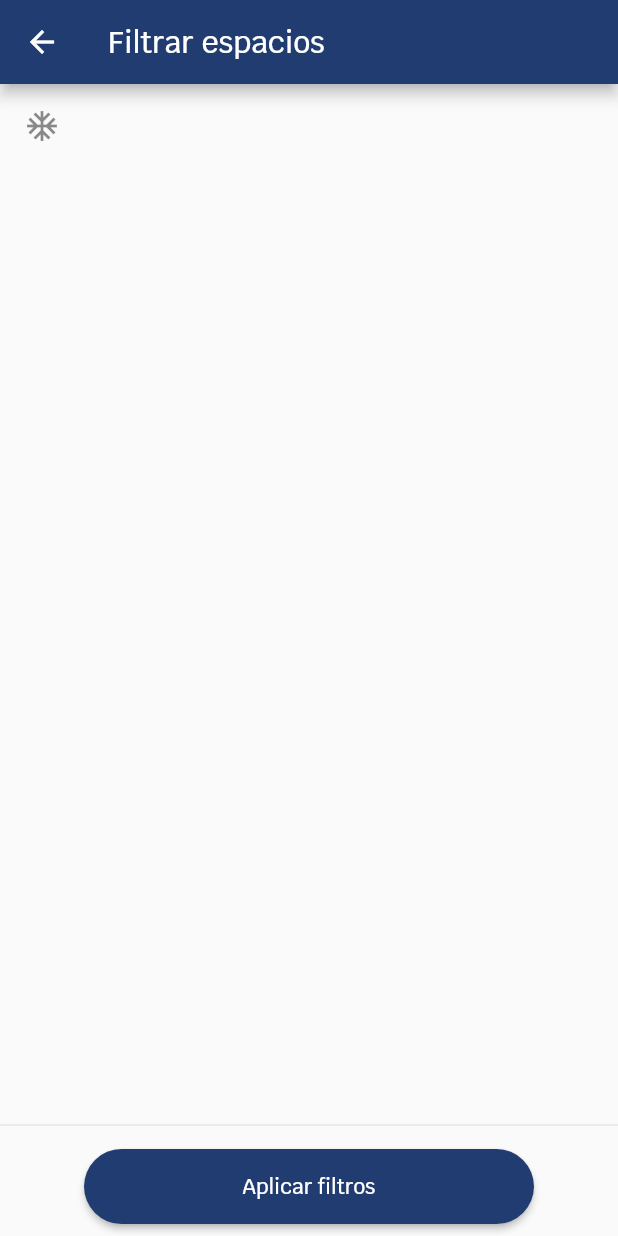
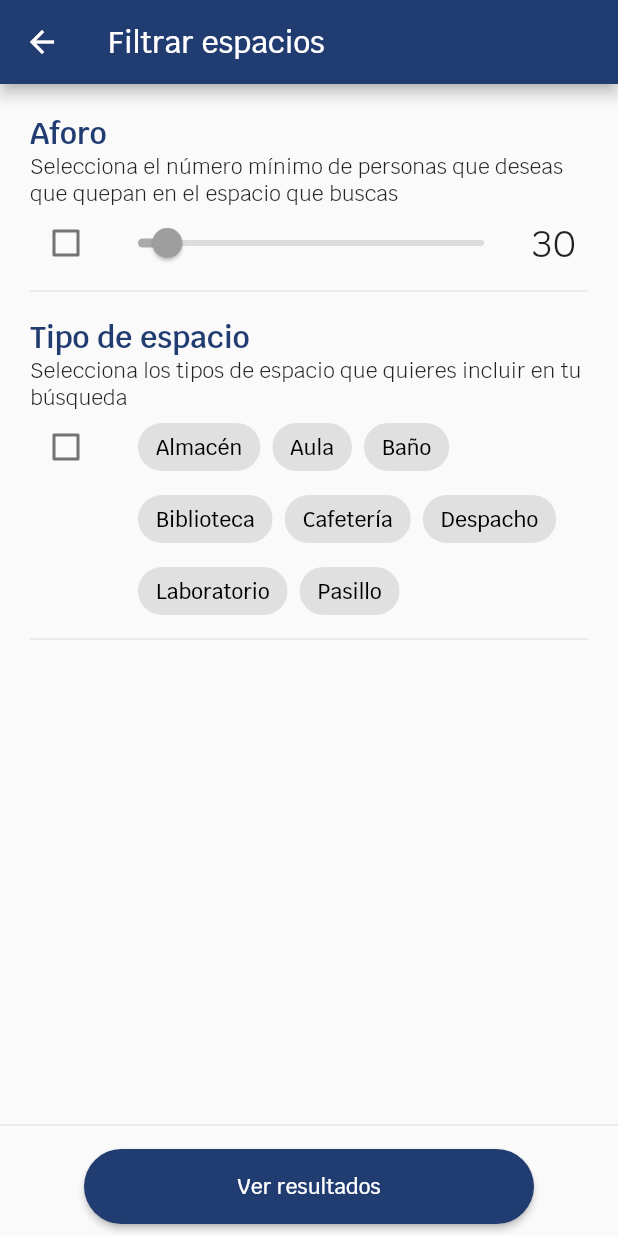
Before and after one commit to UNIZAR-30249-20220-uCampus/frontend, a Flutter app: the FilterScreen screen opened by its route, on a phone screen of 412 x 824 dp. Run offline on Flutter 3.47's test engine with Material 2 defaults, Android fonts, the phone set to English and light mode, and no system bars; drawn by our look-alikes of rounded_loading_button; our stand-ins replace async_redux, flutter_datetime_picker, flutter_map, flutter_speed_dial, get_it, latlong; generated files the repository leaves out were written again; statements that could not run were skipped.

Commit message:
add: capacity and space kind filters

```diff
--- a/lib/core/models/filter_criteria.dart
+++ b/lib/core/models/filter_criteria.dart
@@ -4,6 +4,7 @@ import 'package:flutter/foundation.dart';
 import 'package:json_annotation/json_annotation.dart';
 import 'package:meta/meta.dart';
 import 'package:ucampus/core/models/equipment.dart';
+import 'package:ucampus/core/models/space.dart';
 
 part 'filter_criteria.g.dart';
 
@@ -12,7 +13,6 @@ enum CriteriaKind {
   KIND,
   EQUIPMENT,
   CAPACITY,
-  SURFACE,
   TIMETABLE,
 }
 
@@ -20,45 +20,40 @@ enum CriteriaKind {
 class FilterCriteria {
   final List<CriteriaKind> activeCriteria;
   final String name;
-  final String kind;
+  final List<SpaceKind> kinds;
   final List<Equipment> equipments;
   final int capacity;
-  final double surface;
   //TODO: considerar Timetable
 
   FilterCriteria({
     @required this.activeCriteria,
     @required this.name,
-    @required this.kind,
+    @required this.kinds,
     @required this.equipments,
     @required this.capacity,
-    @required this.surface,
   });
 
   FilterCriteria copy({
     List<CriteriaKind> activeCriteria,
     String name,
-    String kind,
+    List<SpaceKind> kinds,
     List<Equipment> equipments,
     int capacity,
-    double surface,
   }) =>
       FilterCriteria(
         activeCriteria: activeCriteria ?? this.activeCriteria,
         name: name ?? this.name,
-        kind: kind ?? this.kind,
+        kinds: kinds ?? this.kinds,
         equipments: equipments ?? this.equipments,
         capacity: capacity ?? this.capacity,
-        surface: surface ?? this.surface,
       );
 
   static FilterCriteria cleanCritera() => FilterCriteria(
         activeCriteria: [],
-        name: null,
-        kind: null,
-        equipments: null,
-        capacity: null,
-        surface: null,
+        name: '',
+        kinds: [],
+        equipments: [],
+        capacity: 30,
       );
 
   @override
@@ -73,20 +68,18 @@ class FilterCriteria {
         (other is FilterCriteria &&
             listEquals(this.activeCriteria, other.activeCriteria) &&
             this.name == other.name &&
-            this.kind == other.kind &&
+            listEquals(this.kinds, other.kinds) &&
             this.equipments == other.equipments &&
-            this.capacity == other.capacity &&
-            this.surface == other.surface);
+            this.capacity == other.capacity);
   }
 
   @override
   int get hashCode =>
       this.activeCriteria.hashCode ^
       this.name.hashCode ^
-      this.kind.hashCode ^
+      this.kinds.hashCode ^
       this.equipments.hashCode ^
-      this.capacity.hashCode ^
-      this.surface.hashCode;
+      this.capacity.hashCode;
 
   factory FilterCriteria.fromJson(Map<String, dynamic> json) =>
       _$FilterCriteriaFromJson(json);
--- a/lib/core/models/space.dart
+++ b/lib/core/models/space.dart
@@ -7,11 +7,22 @@ import 'package:ucampus/core/models/equipment.dart';
 
 part 'space.g.dart';
 
+enum SpaceKind {
+  WAREHOUSE,
+  CLASSROOM,
+  TOILET,
+  LIBRARY,
+  CAFETERIA,
+  OFFICE,
+  LABORATORY,
+  CORRIDOR,
+}
+
 @JsonSerializable()
 class Space {
   final String uuid;
   final String name;
-  final String kind;
+  final SpaceKind kind;
   final int capacity;
   final String building;
   final bool isBookable;
@@ -59,7 +70,7 @@ class Space {
     return Space(
       uuid: 'lab-' + labUUID,
       name: 'Laboratorio ' + labUUID,
-      kind: 'Laboratorio',
+      kind: SpaceKind.LABORATORY,
       capacity: _random.nextInt(100) + 5,
       building: 'Edif. Ada Byron',
       isBookable: true,
--- a/lib/core/redux/actions/map_actions.dart
+++ b/lib/core/redux/actions/map_actions.dart
@@ -38,7 +38,7 @@ class SearchSpacesAction extends ReduxAction<AppState> {
   @override
   Future<AppState> reduce() async {
     dispatch(SetLoadingAction(isLoading: true));
-    dispatch(AddFilterCriteriaAction(criteriaKind: CriteriaKind.NAME, value: searchText));
+    dispatch(SetFilterValueAction(criteriaKind: CriteriaKind.NAME, value: searchText));
     ApiService apiService = locator<ApiService>();
     List<Space> results = await apiService.filterSpaces(state.filterCriteria);
     if(results.length == 0){
--- a/lib/ui/screens/filter_screen.dart
+++ b/lib/ui/screens/filter_screen.dart
@@ -1,5 +1,7 @@
 import 'package:flutter/material.dart';
 import 'package:rounded_loading_button/rounded_loading_button.dart';
+import 'package:ucampus/core/redux/connectors/filter/capacity_filter.dart';
+import 'package:ucampus/core/redux/connectors/filter/space_kind_filter.dart';
 
 class FilterScreen extends StatelessWidget {
   @override
@@ -9,16 +11,25 @@ class FilterScreen extends StatelessWidget {
         title: Text('Filtrar espacios'),
       ),
       body: Column(
+        crossAxisAlignment: CrossAxisAlignment.start,
         children: <Widget>[
           Expanded(
+            child: Padding(
+              padding: const EdgeInsets.all(20.0),
               child: ListView(
-                  children: <Widget>[ListTile(leading: Icon(Icons.ac_unit))])),
+                children: <Widget>[
+                  CapacityFilterConnector(),
+                  SpaceKindFilterConnector(),
+                ],
+              ),
+            ),
+          ),
           Divider(),
           Padding(
             padding: const EdgeInsets.all(8.0),
             child: RoundedLoadingButton(
                 color: Theme.of(context).primaryColor,
-                child: Text('Aplicar filtros',
+                child: Text('Ver resultados',
                     style: TextStyle(color: Colors.white)),
                 onPressed: () async {
                   await Future.delayed(Duration(seconds: 2));
--- /dev/null
+++ b/lib/ui/shared/enums_strings.dart
@@ -0,0 +1,23 @@
+import 'package:ucampus/core/models/equipment.dart';
+import 'package:ucampus/core/models/space.dart';
+
+class EnumsStrings {
+  static const Map<SpaceKind, String> spaceKind = {
+    SpaceKind.WAREHOUSE: 'Almacén',
+    SpaceKind.CLASSROOM: 'Aula',
+    SpaceKind.TOILET: 'Baño',
+    SpaceKind.LIBRARY: 'Biblioteca',
+    SpaceKind.CAFETERIA: 'Cafetería',
+    SpaceKind.OFFICE: 'Despacho',
+    SpaceKind.LABORATORY: 'Laboratorio',
+    SpaceKind.CORRIDOR: 'Pasillo',
+  };
+
+  static const Map<EquipmentKind, String> equipmentKind = {
+    EquipmentKind.BOARD: 'Pizarra',
+    EquipmentKind.CHAIR: 'Silla',
+    EquipmentKind.COMPUTER: 'Ordenador',
+    EquipmentKind.PROJECTOR: 'Proyector',
+    EquipmentKind.TABLE: 'Mesa'
+  };
+}
--- /dev/null
+++ b/lib/ui/widgets/filter/capacity_filter.dart
@@ -0,0 +1,94 @@
+import 'package:flutter/material.dart';
+
+class CapacityFilter extends StatefulWidget {
+  final Function onFilterAdded;
+  final Function onFilterRemoved;
+  final Function(int) onFilterValueSet;
+  final bool isEnabled;
+  final int currentCapacity;
+
+  CapacityFilter({
+    @required this.onFilterAdded,
+    @required this.onFilterRemoved,
+    @required this.onFilterValueSet,
+    @required this.isEnabled,
+    @required this.currentCapacity,
+  });
+
+  @override
+  _CapacityFilterState createState() => _CapacityFilterState();
+}
+
+class _CapacityFilterState extends State<CapacityFilter> {
+  static const MIN_CAPACITY = 5;
+  static const MAX_CAPACITY = 300;
+
+  int _capacity;
+
+  @override
+  void initState() {
+    super.initState();
+    _capacity = widget.currentCapacity;
+  }
+
+  @override
+  Widget build(BuildContext context) {
+    return Row(
+      children: <Widget>[
+        Expanded(
+          child: Column(
+            crossAxisAlignment: CrossAxisAlignment.start,
+            children: <Widget>[
+              Text(
+                'Aforo',
+                style: TextStyle(
+                    fontSize: 20,
+                    fontWeight: FontWeight.w600,
+                    color: Theme.of(context).primaryColor),
+              ),
+              Text(
+                  'Selecciona el número mínimo de personas que deseas que quepan en el espacio que buscas'),
+              Row(
+                children: <Widget>[
+                  Checkbox(
+                    value: this.widget.isEnabled,
+                    onChanged: (value) {
+                      if (value) {
+                        this.widget.onFilterAdded();
+                      } else {
+                        this.widget.onFilterRemoved();
+                      }
+                    },
+                    activeColor: Theme.of(context).primaryColor,
+                  ),
+                  Expanded(
+                    child: Slider(
+                      inactiveColor: Colors.grey,
+                      onChanged: this.widget.isEnabled
+                          ? (value) => setState(() => _capacity = value.round())
+                          : null,
+                      onChangeEnd: (double value) =>
+                          this.widget.onFilterValueSet(value.round()),
+                      value: _capacity.toDouble(),
+                      min: MIN_CAPACITY.toDouble(),
+                      max: MAX_CAPACITY.toDouble(),
+                    ),
+                  ),
+                  Padding(
+                    padding: const EdgeInsets.all(8.0),
+                    child: Text(
+                      _capacity.toString(),
+                      style: TextStyle(fontSize: 25),
+                    ),
+                  )
+                ],
+              ),
+              Divider(),
+              Container(height: 10)
+            ],
+          ),
+        ),
+      ],
+    );
+  }
+}
--- /dev/null
+++ b/lib/ui/widgets/filter/space_kind_filter.dart
@@ -0,0 +1,120 @@
+import 'package:flutter/material.dart';
+import 'package:ucampus/core/models/space.dart';
+import 'package:ucampus/ui/shared/enums_strings.dart';
+
+class SpaceKindFilter extends StatefulWidget {
+  final Function onFilterAdded;
+  final Function onFilterRemoved;
+  final Function(List<SpaceKind>) onFilterSelectionSet;
+  final bool isEnabled;
+  final List<SpaceKind> selectedSpaceKinds;
+
+  SpaceKindFilter({
+    @required this.onFilterAdded,
+    @required this.onFilterRemoved,
+    @required this.onFilterSelectionSet,
+    @required this.isEnabled,
+    @required this.selectedSpaceKinds,
+  });
+
+  @override
+  _SpaceKindFilterState createState() => _SpaceKindFilterState();
+}
+
+class _SpaceKindFilterState extends State<SpaceKindFilter> {
+
+  List<SpaceKind> _selectedKinds;
+
+  @override
+  void initState() {
+    super.initState();
+    _selectedKinds = widget.selectedSpaceKinds;
+  }
+
+  @override
+  Widget build(BuildContext context) {
+    return Row(
+      children: <Widget>[
+        Expanded(
+          child: Column(
+            crossAxisAlignment: CrossAxisAlignment.start,
+            children: <Widget>[
+              Text(
+                'Tipo de espacio',
+                style: TextStyle(
+                    fontSize: 20,
+                    fontWeight: FontWeight.w600,
+                    color: Theme.of(context).primaryColor),
+              ),
+              Text(
+                  'Selecciona los tipos de espacio que quieres incluir en tu búsqueda'),
+              Row(
+                crossAxisAlignment: CrossAxisAlignment.start,
+                children: <Widget>[
+                  Checkbox(
+                    value: this.widget.isEnabled,
+                    onChanged: (value) {
+                      if (value) {
+                        this.widget.onFilterAdded();
+                      } else {
+                        this.widget.onFilterRemoved();
+                      }
+                    },
+                    activeColor: Theme.of(context).primaryColor,
+                  ),
+                  Expanded(
+                      child: Padding(
+                    padding: const EdgeInsets.only(left: 20.0),
+                    child: Wrap(
+                      children: List.generate(
+                        SpaceKind.values.length,
+                        (index) => _buildChip(context, SpaceKind.values[index]),
+                      ),
+                    ),
+                  )),
+                ],
+              ),
+              Divider(),
+              Container(height: 10)
+            ],
+          ),
+        ),
+      ],
+    );
+  }
+
+  Widget _buildChip(BuildContext context, SpaceKind kind) {
+    Color color = Colors.grey[300];
+    TextStyle style = TextStyle(color: Colors.black);
+    if (this.widget.isEnabled) {
+      if (_selectedKinds.contains(kind)) {
+        color = Theme.of(context).primaryColor;
+        style = TextStyle(color: Colors.white);
+      } else {
+        color = Colors.white;
+      }
+    }
+    return Padding(
+      padding: const EdgeInsets.symmetric(horizontal: 4.0),
+      child: GestureDetector(
+        child: Chip(
+          backgroundColor: color,
+          label: Text(EnumsStrings.spaceKind[kind]),
+          labelStyle: style,
+        ),
+        onTap: () {
+          if (this.widget.isEnabled) {
+            List<SpaceKind> spaceKinds = this.widget.selectedSpaceKinds;
+            if (this.widget.selectedSpaceKinds.contains(kind)) {
+              spaceKinds.remove(kind);
+            } else {
+              spaceKinds.add(kind);
+            }
+            setState(() => _selectedKinds = spaceKinds);
+            this.widget.onFilterSelectionSet(spaceKinds);
+          }
+        },
+      ),
+    );
+  }
+}
```
Also changed, not shown: lib/core/models/equipment.dart (+4 -4 lines), lib/core/redux/actions/filter_actions.dart (+28 -38 lines), lib/core/redux/connectors/filter/capacity_filter.dart (added, +57 -0 lines), lib/core/redux/connectors/filter/space_kind_filter.dart (added, +68 -0 lines), lib/main.dart (+9 -0 lines), lib/ui/widgets/space_info/space_info_card.dart (+8 -5 lines), lib/core/models/equipment.g.dart, lib/core/models/filter_criteria.g.dart, lib/core/models/space.g.dart, 1 other file.
